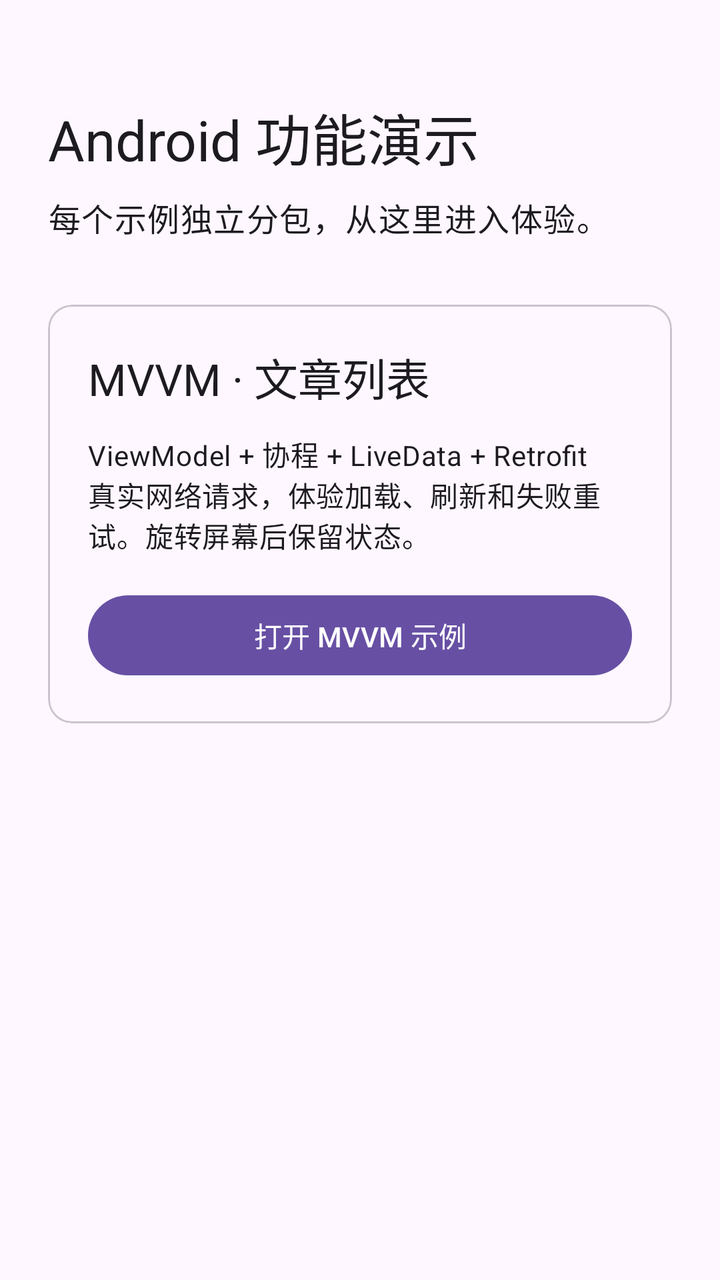
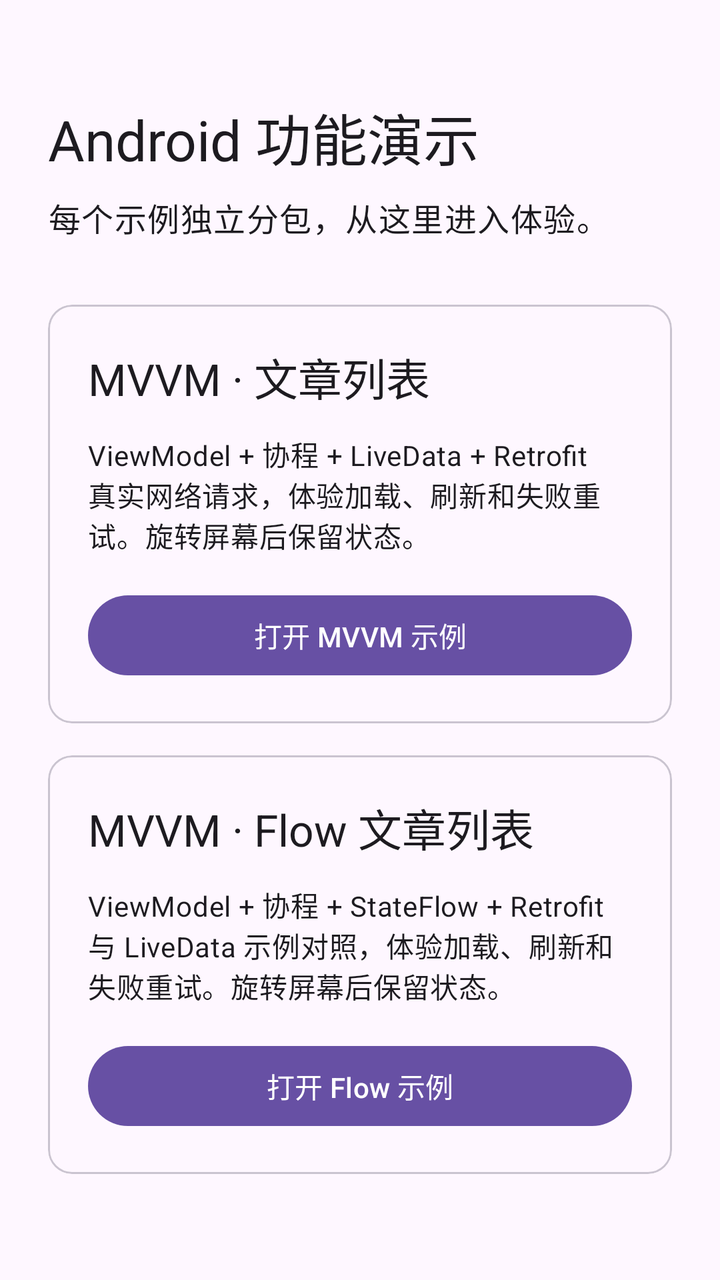

Screens rendered from an Android XML layout before and after an edit, with the pre-edit source and the edit as a unified diff.
<!-- AndroidManifest.xml: application theme Theme.AndroidBasic -->
<!-- res/layout/activity_main.xml -->
<?xml version="1.0" encoding="utf-8"?>
<ScrollView xmlns:android="http://schemas.android.com/apk/res/android"
    android:layout_width="match_parent"
    android:layout_height="match_parent"
    android:fillViewport="true">
    <LinearLayout
        android:layout_width="match_parent"
        android:layout_height="wrap_content"
        android:orientation="vertical"
        android:padding="24dp">
        <TextView
            android:layout_width="match_parent"
            android:layout_height="wrap_content"
            android:layout_marginTop="24dp"
            android:text="@string/home_title"
            android:textAppearance="?attr/textAppearanceHeadlineMedium" />
        <TextView
            android:layout_width="match_parent"
            android:layout_height="wrap_content"
            android:layout_marginTop="8dp"
            android:text="@string/home_description"
            android:textAppearance="?attr/textAppearanceBodyLarge" />
        <com.google.android.material.card.MaterialCardView
            android:layout_width="match_parent"
            android:layout_height="wrap_content"
            android:layout_marginTop="32dp">
            <LinearLayout
                android:layout_width="match_parent"
                android:layout_height="wrap_content"
                android:orientation="vertical"
                android:padding="20dp">
                <TextView
                    android:layout_width="match_parent"
                    android:layout_height="wrap_content"
                    android:text="@string/mvvm_title"
                    android:textAppearance="?attr/textAppearanceTitleLarge" />
                <TextView
                    android:layout_width="match_parent"
                    android:layout_height="wrap_content"
                    android:layout_marginTop="12dp"
                    android:text="@string/mvvm_description"
                    android:textAppearance="?attr/textAppearanceBodyMedium" />
                <com.google.android.material.button.MaterialButton
                    android:id="@+id/open_mvvm_button"
                    android:layout_width="match_parent"
                    android:layout_height="wrap_content"
                    android:layout_marginTop="16dp"
                    android:text="@string/open_mvvm" />
            </LinearLayout>
        </com.google.android.material.card.MaterialCardView>
    </LinearLayout>
</ScrollView>
<!-- resources referenced by this layout -->
<resources>
  <string name="home_description">每个示例独立分包，从这里进入体验。</string>
  <string name="home_title">Android 功能演示</string>
  <string name="mvvm_description">ViewModel + 协程 + LiveData + Retrofit\n真实网络请求，体验加载、刷新和失败重试。旋转屏幕后保留状态。</string>
  <string name="mvvm_title">MVVM · 文章列表</string>
  <string name="open_mvvm">打开 MVVM 示例</string>
  <style name="Theme.AndroidBasic" parent="Base.Theme.AndroidBasic" />
  <style name="Base.Theme.AndroidBasic" parent="Theme.Material3.DayNight.NoActionBar">
          
          
      </style>
</resources>

<!-- the commit's change to res/layout/activity_main.xml (unified diff, before → after) -->
@@ -48,5 +48,33 @@
                     android:text="@string/open_mvvm" />
             </LinearLayout>
         </com.google.android.material.card.MaterialCardView>
+        <com.google.android.material.card.MaterialCardView
+            android:layout_width="match_parent"
+            android:layout_height="wrap_content"
+            android:layout_marginTop="16dp">
+            <LinearLayout
+                android:layout_width="match_parent"
+                android:layout_height="wrap_content"
+                android:orientation="vertical"
+                android:padding="20dp">
+                <TextView
+                    android:layout_width="match_parent"
+                    android:layout_height="wrap_content"
+                    android:text="@string/mvvm_flow_title"
+                    android:textAppearance="?attr/textAppearanceTitleLarge" />
+                <TextView
+                    android:layout_width="match_parent"
+                    android:layout_height="wrap_content"
+                    android:layout_marginTop="12dp"
+                    android:text="@string/mvvm_flow_description"
+                    android:textAppearance="?attr/textAppearanceBodyMedium" />
+                <com.google.android.material.button.MaterialButton
+                    android:id="@+id/open_mvvm_flow_button"
+                    android:layout_width="match_parent"
+                    android:layout_height="wrap_content"
+                    android:layout_marginTop="16dp"
+                    android:text="@string/open_mvvm_flow" />
+            </LinearLayout>
+        </com.google.android.material.card.MaterialCardView>
     </LinearLayout>
 </ScrollView>
<!-- resource entries referenced after the edit -->
@@ -3,8 +3,11 @@
   <string name="home_description">每个示例独立分包，从这里进入体验。</string>
   <string name="home_title">Android 功能演示</string>
   <string name="mvvm_description">ViewModel + 协程 + LiveData + Retrofit\n真实网络请求，体验加载、刷新和失败重试。旋转屏幕后保留状态。</string>
+  <string name="mvvm_flow_description">ViewModel + 协程 + StateFlow + Retrofit\n与 LiveData 示例对照，体验加载、刷新和失败重试。旋转屏幕后保留状态。</string>
+  <string name="mvvm_flow_title">MVVM · Flow 文章列表</string>
   <string name="mvvm_title">MVVM · 文章列表</string>
   <string name="open_mvvm">打开 MVVM 示例</string>
+  <string name="open_mvvm_flow">打开 Flow 示例</string>
   <style name="Theme.AndroidBasic" parent="Base.Theme.AndroidBasic" />
   <style name="Base.Theme.AndroidBasic" parent="Theme.Material3.DayNight.NoActionBar">
           
